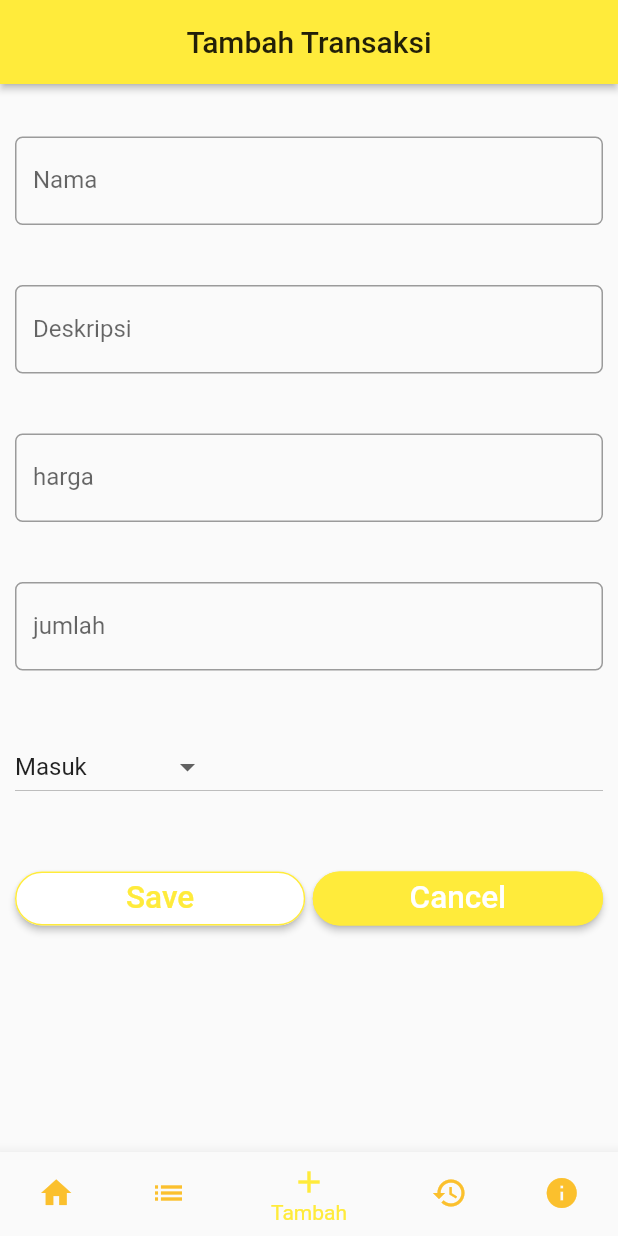
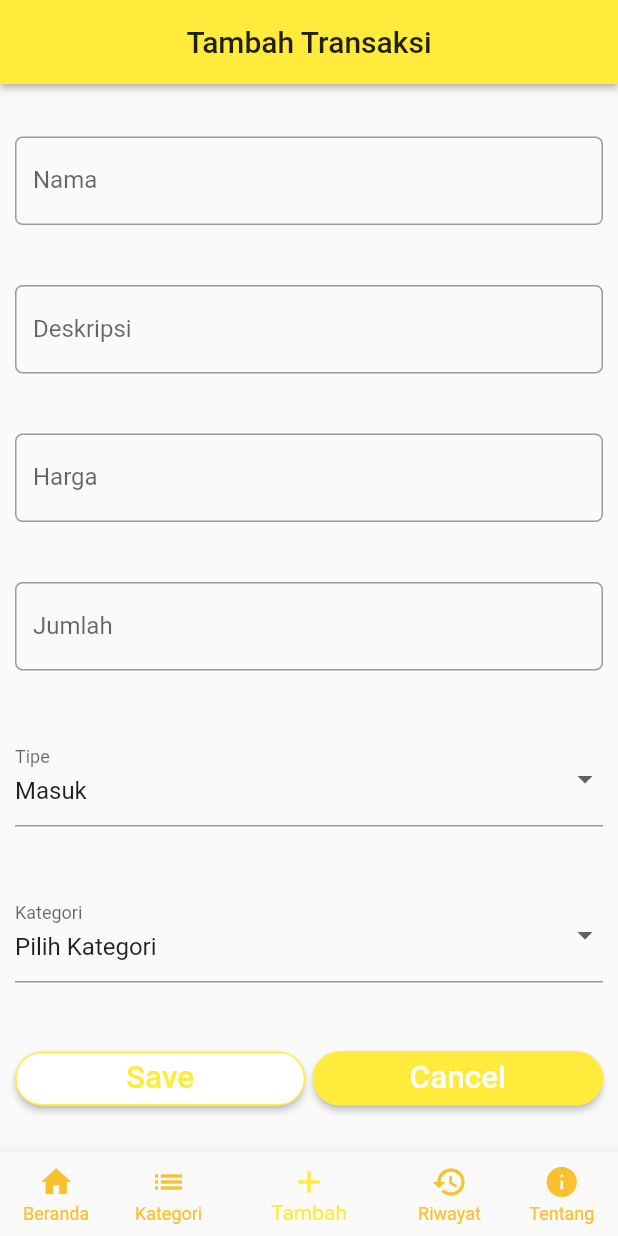
Before and after one commit to haqqer/flutter_cashflow, a Flutter app: the screen it shows after launch, item 3 of the bottom bar chosen, after a tap on "Save", on a phone screen of 412 x 824 dp. Run offline on Flutter 3.47's test engine with Material 2 defaults, Android fonts, the phone set to English and light mode, and no system bars; our stand-ins replace sqflite; accounts and stored records are empty.

Commit message:
update for update cashform

```diff
--- a/lib/pages/cashform.dart
+++ b/lib/pages/cashform.dart
@@ -1,5 +1,7 @@
 
+import 'package:cashflow/main.dart';
 import 'package:cashflow/models/cash.dart';
+import 'package:cashflow/pages/riwayat.dart';
 import 'package:flutter/material.dart';
 import 'package:cashflow/helpers/dbhelper.dart';
 
@@ -15,30 +17,81 @@ class CashForm extends StatefulWidget {
 class CashFormState extends State<CashForm> {
   Cash cash;
   DbHelper dbHelper = DbHelper();
+  // final formKey = GlobalKey<RiwayatState>();
+
   ValueChanged<int> changeTab;
-  CashFormState(this.cash, this.changeTab);
   DateTime datenow = DateTime.now();
   int _selectedCashType;
+  int _selectedCategory;
+  List<DropdownMenuItem<int>> listCategory = [];
   List<DropdownMenuItem<int>> cashTypes = [];
+
+  CashFormState(this.cash, this.changeTab);
 
   TextEditingController nameController = TextEditingController();
   TextEditingController descriptionController = TextEditingController();
   TextEditingController amountController = TextEditingController();
   TextEditingController priceController = TextEditingController();
 
-
   @override
   void initState() {
+    if(cash != null) {
+      print(cash);
+    }
     // TODO: implement initState
+    super.initState();
     _selectedCashType = 0;
+    _selectedCategory = 0;
     loadCashTypes();
-    super.initState();
+    getListCategory();
+    if(riwayatKey.currentState != null) {
+      cash = riwayatKey.currentState.getCash;
+      editCategory(cash);
+    }
   }
 
+  void testCategory() {
+    listCategory.add(DropdownMenuItem(
+      child: Text(
+        'hello'
+      ),
+      value: 1
+    ));
+  }
+  void getListCategory() async {
+    List<Map<String, dynamic>> result = await dbHelper.select('category');
+    List<DropdownMenuItem<int>> categoryItem = [];
+    categoryItem.add(DropdownMenuItem(
+      child: Text(
+        'Pilih Kategori'
+      ),
+      value: 0
+    ));
+    for(int i=0; i<result.length; i++) {
+      categoryItem.add(DropdownMenuItem(
+        child: Text(
+          result[i]['name']
+        ),
+        value: result[i]['id']
+      ));
+    }
+    setState(() {
+      this.listCategory = categoryItem;
+    });
+  }
+  void changeCategory(int value) {
+    setState(() {
+      _selectedCategory = value;
+    });
+  }
   void changeCashTypes(int value) {
     setState(() {
       _selectedCashType = value;
     });
+  }
+
+  void changeCash(Cash cash) {
+    print(cash);
   }
 
   void loadCashTypes() {
@@ -52,14 +105,21 @@ class CashFormState extends State<CashForm> {
     ));
   }
 
-  @override
-  Widget build(BuildContext context) {
+  void editCategory(Cash cash) {
     if(cash != null) {
       nameController.text = cash.name;
       descriptionController.text = cash.description;
+      priceController.text = cash.price.toString();
+      amountController.text = cash.amount.toString();
+      _selectedCashType = cash.type;
+      _selectedCategory = cash.categoryId;
     }
+  }
+  @override
+  Widget build(BuildContext context) {
     return Padding(
         padding: EdgeInsets.only(top: 15.0, left: 10.0, right: 10.0),
+        child: Form(
           child: ListView(
             children: <Widget>[
               Padding( // Nama Form
@@ -100,7 +160,7 @@ class CashFormState extends State<CashForm> {
                   controller: priceController,
                   keyboardType: TextInputType.number,
                   decoration: InputDecoration(
-                  labelText: 'harga',
+                    labelText: 'Harga',
                     border: OutlineInputBorder(
                       borderRadius: BorderRadius.circular(5.0)
                     )
@@ -116,7 +176,7 @@ class CashFormState extends State<CashForm> {
                   controller: amountController,
                   keyboardType: TextInputType.number,
                   decoration: InputDecoration(
-                  labelText: 'jumlah',
+                    labelText: 'Jumlah',
                     border: OutlineInputBorder(
                       borderRadius: BorderRadius.circular(5.0)
                     )
@@ -125,12 +185,31 @@ class CashFormState extends State<CashForm> {
               ),
               Padding( // Amount Form
                 padding: EdgeInsets.only(top: 20.0, bottom: 20.0),
-              child: DropdownButton(
+                child: DropdownButtonFormField(
+                  decoration: InputDecoration(
+                    labelText: 'Tipe',
+                  ),
+                  isExpanded: true,
                   items: cashTypes,
                   hint: Text('Pilih Transaksi'),
                   value: _selectedCashType,
                   onChanged: (value) {
                     changeCashTypes(value);
+                  },
+                ),
+              ),
+              Padding( // Category Form
+                padding: EdgeInsets.only(top: 20.0, bottom: 20.0),
+                child: DropdownButtonFormField(
+                  decoration: InputDecoration(
+                    labelText: 'Kategori',
+                  ),
+                  isExpanded: true,
+                  items: listCategory,
+                  hint: Text('Pilih Kategori'),
+                  value: _selectedCategory,
+                  onChanged: (value) {
+                    changeCategory(value);
                   },
                 ),
               ),
@@ -152,19 +231,17 @@ class CashFormState extends State<CashForm> {
                         ),
                         onPressed: () {
                           if(cash == null) {
-                          cash = Cash(nameController.text, descriptionController.text, double.parse(priceController.text), double.parse(amountController.text), _selectedCashType, 1, datenow, datenow);
+                            cash = Cash(nameController.text, descriptionController.text, double.parse(priceController.text), double.parse(amountController.text), _selectedCashType, _selectedCategory, datenow, datenow);
+                            addCash(cash);
+                          } else {
+                           cash.name = nameController.text;
+                            cash.description = descriptionController.text;
+                            cash.price = double.parse(priceController.text);
+                            cash.amount = double.parse(amountController.text);
+                            cash.type = _selectedCashType;
+                            cash.categoryId = _selectedCategory;
+                            updateCash(cash);
                           }
-                        addCash(cash);
-                        // if(cash == null) {
-                        //   cash = Cash(nameController.text, descriptionController.text, double.parse(priceController.text), double.parse(amountController.text), true, 1, datenow, datenow);
-                        // } else {
-                        //   cash.name = nameController.text;
-                        //   cash.description = descriptionController.text;
-                        //   cash.price = double.parse(priceController.text);
-                        //   cash.amount = double.parse(amountController.text);
-                        //   cash.type = true;
-                        //   cash.categoryId = 1;
-                        // }
                           changeTab(3);
                         },
                       ),
@@ -192,6 +269,7 @@ class CashFormState extends State<CashForm> {
               )
             ],
           ),
+        ),
       );
   }
 
@@ -199,4 +277,10 @@ class CashFormState extends State<CashForm> {
     await dbHelper.insert('cash', cash.toMap());
   }
 
+  void updateCash(Cash cash) async {
+    print('edit cash');
+    Map<String, dynamic> item = cash.toMap();
+    print(item);
+    await dbHelper.update('cash', item, item['id']);
   }
+}
--- a/lib/pages/categorypage.dart
+++ b/lib/pages/categorypage.dart
@@ -20,8 +20,8 @@ class CategoryState extends State<CategoryPage> {
   void initState() {
     // TODO: implement initState
     // tabController = TabController(vsync: this, length: 3);
+    updateListView();
     super.initState();
-    updateListView();
   }
 
   @override
@@ -43,7 +43,7 @@ class CategoryState extends State<CategoryPage> {
     );
   }
   Widget allTransaction(TextStyle textStyle) {
-    if(categoryList == null) {
+    if(category != null && categoryList.length < 1) {
       return Center(
         child: Column(
           mainAxisAlignment: MainAxisAlignment.center,
--- a/lib/pages/home.dart
+++ b/lib/pages/home.dart
@@ -1,11 +1,10 @@
+import 'package:cashflow/main.dart';
+import 'package:flutter/material.dart';
 import 'package:cashflow/helpers/dbhelper.dart';
 import 'package:cashflow/pages/cashform.dart';
 import 'package:cashflow/pages/categorypage.dart';
 import 'package:cashflow/pages/riwayat.dart';
-import 'package:flutter/material.dart';
-import 'dart:async';
-import 'package:cashflow/models/contact.dart';
-import 'package:sqflite/sqflite.dart';
+import 'package:cashflow/models/cash.dart';
 
 class Home extends StatefulWidget {
   @override
@@ -14,6 +13,8 @@ class Home extends StatefulWidget {
 
 class HomeState extends State<Home> {
   DbHelper dbHelper = DbHelper();
+  GlobalKey<CashFormState> _cashFormState;
+  Cash cash;
   int count = 0;
   int _selectedTabIndex = 0;
   List<Widget> pages;
@@ -27,11 +28,12 @@ class HomeState extends State<Home> {
   ];
   @override
   void initState() {
+    _cashFormState = GlobalKey();
     pages = <Widget>[
       MainPage(),
       CategoryPage(),
-      CashForm(changeTab: onNavbarTapped),
-      Riwayat(),
+      CashForm(key: key, changeTab: onNavbarTapped),
+      Riwayat(key: riwayatKey, changeTab: onNavbarTapped),
       Text('Tentang')
     ];
     _currentPage = MainPage();
@@ -83,6 +85,7 @@ class HomeState extends State<Home> {
       ),
       body: _currentPage,
       bottomNavigationBar: BottomNavigationBar(
+        showUnselectedLabels: true,
         items: _bottomNavbarItems,
         currentIndex: _selectedTabIndex,
         onTap: onNavbarTapped,
```
Also changed, not shown: lib/pages/riwayat.dart (+17 -6 lines). Lines whose indentation alone changed are shown as unchanged.
